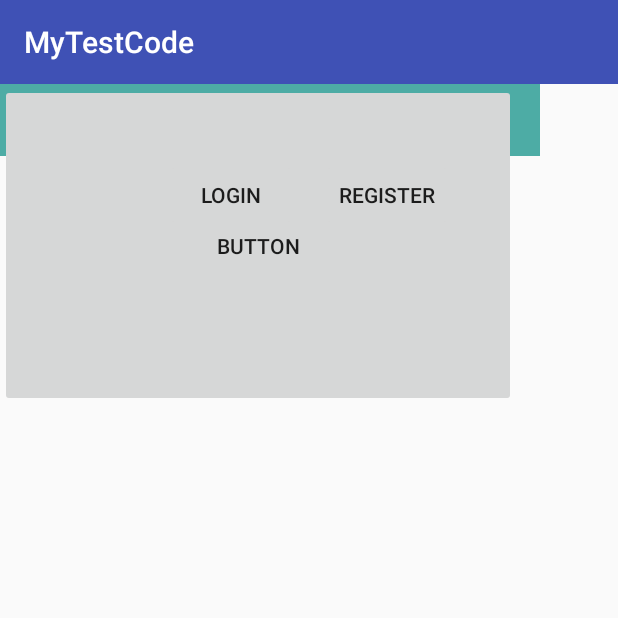
After one commit to xiaogui5910/MyTestCode, an Android app: the ConstraintLayoutActivity screen opened directly, with no data from a screen before it, on a phone screen of 412 x 824 dp, the top half of it. The commit adds this screen. Run offline under Robolectric (Android 15) with nearby library versions, the phone set to English and light mode, and no system bars; Roboto replaces fonts that are not available here.

Commit message:
1、ConstraintLayout使用

```diff
--- a/app/src/main/AndroidManifest.xml
+++ b/app/src/main/AndroidManifest.xml
@@ -140,6 +140,8 @@
         </activity>
         <activity android:name=".activity.ListViewCheckBoxActivity">
         </activity>
+        <activity android:name=".activity.ConstraintLayoutActivity">
+        </activity>
     </application>
 
 </manifest>
--- /dev/null
+++ b/app/src/main/java/com/example/lenovo/mytestcode/activity/ConstraintLayoutActivity.java
@@ -0,0 +1,20 @@
+package com.example.lenovo.mytestcode.activity;
+
+import android.os.Bundle;
+import android.support.v7.app.AppCompatActivity;
+import android.view.LayoutInflater;
+import android.view.View;
+
+import com.example.lenovo.mytestcode.R;
+
+public class ConstraintLayoutActivity extends AppCompatActivity {
+
+  @Override
+  protected void onCreate(Bundle savedInstanceState) {
+    super.onCreate(savedInstanceState);
+    setContentView(R.layout.activity_constraint_layout);
+
+    View testView = LayoutInflater.from(this).inflate(R.layout.layout_test, null);
+
+  }
+}
--- /dev/null
+++ b/app/src/main/res/layout/activity_constraint_layout.xml
@@ -0,0 +1,72 @@
+<?xml version="1.0" encoding="utf-8"?>
+<android.support.constraint.ConstraintLayout
+    xmlns:android="http://schemas.android.com/apk/res/android"
+    xmlns:app="http://schemas.android.com/apk/res-auto"
+    xmlns:tools="http://schemas.android.com/tools"
+    android:layout_width="match_parent"
+    android:layout_height="match_parent"
+    tools:context="com.example.lenovo.mytestcode.activity.ConstraintLayoutActivity"
+    tools:layout_editor_absoluteY="81dp">
+
+    <Button
+        android:id="@+id/button"
+        android:layout_width="360dp"
+        android:layout_height="wrap_content"
+        android:background="@color/blue"
+        android:text="Test"
+        android:textColor="@color/colorAccent"
+        android:textStyle="bold"
+        tools:layout_editor_absoluteY="232dp"
+        tools:text="@string/color"/>
+
+    <Button
+        android:id="@+id/button2"
+        android:layout_width="344dp"
+        android:layout_height="215dp"
+        android:text="Button"
+        tools:layout_editor_absoluteX="8dp"
+        tools:layout_editor_absoluteY="288dp"/>
+
+    <Button
+        android:id="@+id/button3"
+        android:layout_width="wrap_content"
+        android:layout_height="wrap_content"
+        android:layout_marginEnd="8dp"
+        android:layout_marginTop="50dp"
+        android:text="login"
+        app:layout_constraintEnd_toStartOf="@+id/guideline2"
+        app:layout_constraintTop_toTopOf="parent"/>
+
+    <Button
+        android:id="@+id/button4"
+        android:layout_width="wrap_content"
+        android:layout_height="wrap_content"
+        android:layout_marginStart="8dp"
+        android:text="register"
+        app:layout_constraintStart_toStartOf="@+id/guideline2"
+        app:layout_constraintTop_toTopOf="@+id/button3"/>
+
+    <android.support.constraint.Guideline
+        android:id="@+id/guideline2"
+        android:layout_width="wrap_content"
+        android:layout_height="wrap_content"
+        android:orientation="vertical"
+        app:layout_constraintGuide_percent="0.5"/>
+
+    <TextView
+        android:id="@+id/textView2"
+        android:layout_width="wrap_content"
+        android:layout_height="wrap_content"
+        android:text="账号"
+        tools:layout_editor_absoluteX="84dp"
+        tools:layout_editor_absoluteY="141dp"/>
+
+    <TextView
+        android:id="@+id/textView3"
+        android:layout_width="wrap_content"
+        android:layout_height="wrap_content"
+        android:text="密码"
+        tools:layout_editor_absoluteX="216dp"
+        tools:layout_editor_absoluteY="174dp"/>
+
+</android.support.constraint.ConstraintLayout>
--- a/app/src/main/res/layout/activity_main.xml
+++ b/app/src/main/res/layout/activity_main.xml
@@ -186,7 +186,10 @@
                 android:id="@+id/listView_checkBox"
                 style="@style/left_menu_text"
                 android:text="ListViewCheckBox"/>
-
+            <TextView
+                android:id="@+id/constraint_layout"
+                style="@style/left_menu_text"
+                android:text="ConstraintLayout"/>
         </LinearLayout>
 
     </ScrollView>
--- a/app/src/main/res/values/colors.xml
+++ b/app/src/main/res/values/colors.xml
@@ -2,7 +2,7 @@
 <resources>
     <color name="colorPrimary">#3F51B5</color>
     <color name="colorPrimaryDark">#303F9F</color>
-    <color name="colorAccent">#FF4081</color>
+    <color name="colorAccent">#ff4081</color>
     <color name="item_bg">#11ff0000</color>
     <!--场景收听-->
     <color name="scene_custom_text_black">#111111</color>
@@ -19,7 +19,7 @@
 
     <color name="red">#f16d7a</color>
     <color name="green">#b7d28d</color>
-    <color name="blue">#b8f1ed</color>
+    <color name="blue">#4daca5</color>
 
     <color name="main_layer1">#EE000000</color>
     <color name="main_layer2">#22000000</color>
```
Also changed, not shown: app/src/main/java/com/example/lenovo/mytestcode/activity/MainActivity.java (+6 -3 lines), app/src/main/res/layout/layout_test.xml (added, +69 -0 lines).
